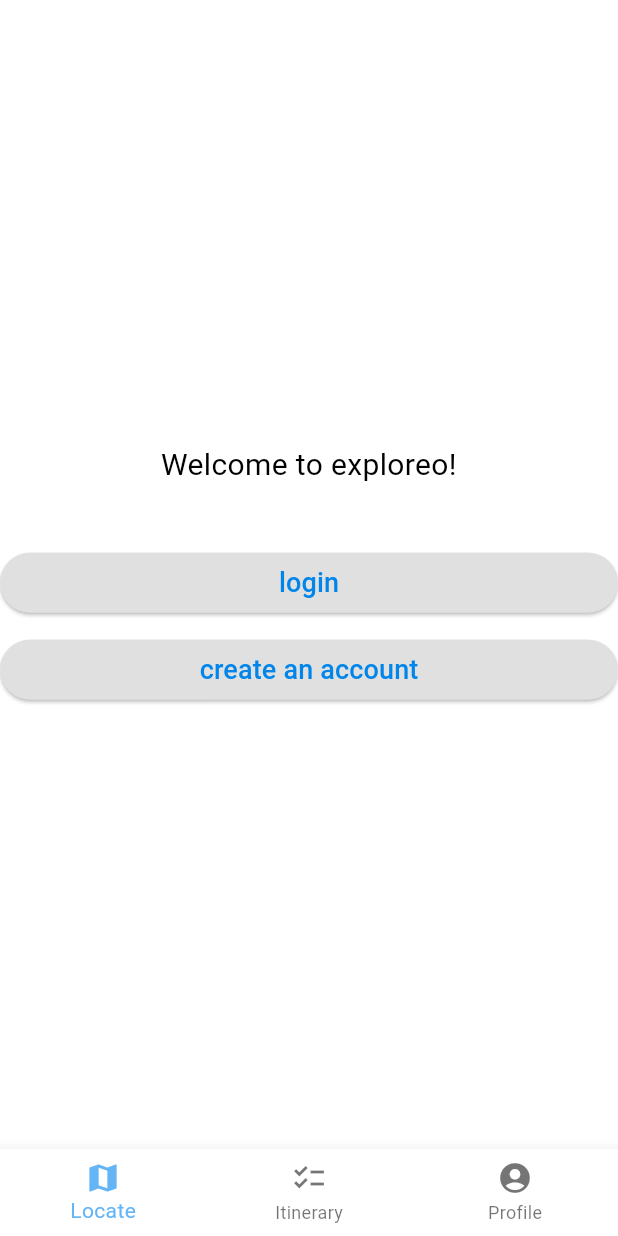
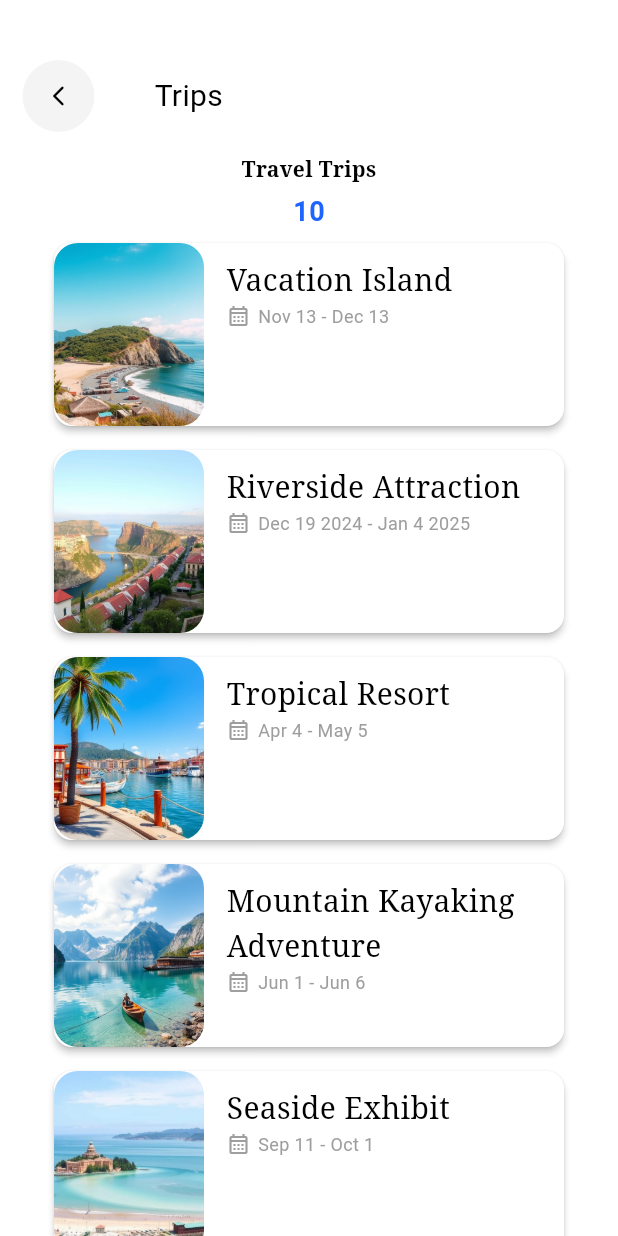
Before and after one commit to johnzhou1210/Exploreo, a Flutter app: the screen it shows after launch, on a phone screen of 412 x 824 dp. Run offline on Flutter 3.47's test engine with Material 3 defaults, Android fonts, the phone set to English and light mode, and no system bars; our stand-ins replace firebase_auth, firebase_core; accounts and stored records are empty.

Commit message:
Initial trips page commit

```diff
--- a/exploreo/lib/main.dart
+++ b/exploreo/lib/main.dart
@@ -1,3 +1,4 @@
+import 'package:exploreo/screens/TripsScreen.dart';
 import 'package:flutter/material.dart';
 import 'package:exploreo/screens/HomeScreen.dart';
 
@@ -12,6 +13,7 @@ class MyApp extends StatelessWidget {
   @override
   Widget build(BuildContext context) {
     return MaterialApp(
+      debugShowCheckedModeBanner: false,
       title: 'Exploreo',
       theme: ThemeData(
         colorScheme: const ColorScheme(
@@ -26,7 +28,8 @@ class MyApp extends StatelessWidget {
             onSurface: Color.fromARGB(255, 0, 0, 0)),
         useMaterial3: true,
       ),
-      home: HomeScreen(),
+      // home: HomeScreen(),
+      home: TripsScreen(),
     );
   }
 }
--- /dev/null
+++ b/exploreo/lib/screens/TripsScreen.dart
@@ -0,0 +1,129 @@
+import 'package:exploreo/screens/HomeScreen.dart';
+import 'package:flutter/cupertino.dart';
+import 'package:flutter/material.dart';
+import 'package:exploreo/widgets/Navbar.dart';
+import 'package:exploreo/screens/LoginScreen.dart';
+
+import '../widgets/TripListTile.dart';
+
+class Trip {
+  // int id;
+  String title;
+  String date;
+  String imagePath;
+
+  Trip({
+    // required this.id,
+    required this.title,
+    required this.date,
+    this.imagePath = "assets/images/placeholder2.jpeg"
+});
+
+}
+
+class TripsScreen extends StatefulWidget {
+  const TripsScreen({super.key});
+  @override
+  State<TripsScreen> createState() => _TripsScreenState();
+}
+
+class _TripsScreenState extends State<TripsScreen> {
+  @override
+  Widget build(BuildContext context) {
+    List<Trip> trips = [
+      Trip(title: "Vacation Island", date: "Nov 13 - Dec 13", imagePath: "assets/images/placeholder.jpeg"),
+      Trip(title: "Riverside Attraction", date: "Dec 19 2024 - Jan 4 2025", imagePath: "assets/images/placeholder2.jpeg"), // if year not same, indicate year?
+      Trip(title: "Tropical Resort", date: "Apr 4 - May 5", imagePath: "assets/images/placeholder3.jpeg"),
+      Trip(title: "Mountain Kayaking Adventure", date: "Jun 1 - Jun 6", imagePath: "assets/images/placeholder4.jpeg"),
+      Trip(title: "Seaside Exhibit", date: "Sep 11 - Oct 1", imagePath: "assets/images/placeholder5.jpeg"),
+      Trip(title: "Summer Pier", date: "Jul 6 - Jul 12", imagePath: "assets/images/placeholder6.jpeg"),
+      Trip(title: "Ancient Building", date: "Mar 2 - Mar 3", imagePath: "assets/images/placeholder7.jpeg"),
+      Trip(title: "Mountain Village", date: "Jun 17 - Jun 22", imagePath: "assets/images/placeholder8.jpeg"),
+      Trip(title: "River Delta Town", date: "Aug 2 2025 - Aug 31 2025", imagePath: "assets/images/placeholder9.jpeg"),
+      Trip(title: "Sandy Cliffs", date: "Oct 2 - Oct 16", imagePath: "assets/images/placeholder10.jpeg"),
+
+    ];
+
+    return Scaffold(
+        body: Center(
+            child: Column(
+          // mainAxisAlignment: MainAxisAlignment.center,
+          crossAxisAlignment: CrossAxisAlignment.stretch,
+
+          children: [
+            SizedBox(height: 40),
+            Row(
+
+              children: [
+                SizedBox(width: 15),
+                Material(
+                  child: Ink(
+                    decoration: const ShapeDecoration(
+                        shape: CircleBorder(),
+                      color: Color.fromARGB(50, 200, 200, 200),
+                    ),
+                    child :IconButton(
+                      onPressed: () {
+                        Navigator.of(context).push(MaterialPageRoute(builder: (context) => const HomeScreen())); // Whatever page it will go back to
+                      },
+                      iconSize: 16,
+                      icon: Icon(Icons.arrow_back_ios_new_rounded),
+
+                    ),
+                  ),
+                ),
+                SizedBox(width: 40),
+                const Text(
+                  'Trips',
+                  textAlign: TextAlign.center,
+                  style: TextStyle(fontSize: 20, fontFamily: 'Roboto'),
+                ),
+              ],
+            ),
+
+            SizedBox(height: 15),
+
+            Container(
+              child: Column(
+                children: [
+                  Text(
+                    "Travel Trips",
+                    style: TextStyle(
+                      fontWeight: FontWeight.bold,
+                      fontSize: 14,
+                      fontFamily: 'Serif'
+                    ),
+                  ),
+                  SizedBox(height: 5),
+                  Text(
+                    trips.length.toString(),
+                    style: TextStyle(
+                      fontWeight: FontWeight.bold,
+                      fontSize: 18,
+                      color: Color.fromARGB(255, 30, 100, 255),
+                    ),
+                  ),
+                ],
+              ),
+            ),
+
+
+            Flexible(
+              child: ListView.builder(
+                scrollDirection: Axis.vertical,
+                itemCount: trips.length,
+                itemBuilder: (context, index) {
+                  return TripListTile(
+                    trip: trips[index]
+
+                  );
+                },
+              ),
+            )
+
+          ],
+        )),
+
+    );
+  }
+}
--- /dev/null
+++ b/exploreo/lib/widgets/TripListTile.dart
@@ -0,0 +1,90 @@
+import 'package:flutter/material.dart';
+
+import '../screens/TripsScreen.dart';
+
+class TripListTile extends StatefulWidget {
+  final Trip trip;
+
+  TripListTile({required this.trip});
+
+  @override
+  _TripListTileState createState() => _TripListTileState();
+
+}
+
+class _TripListTileState extends State<TripListTile> {
+  @override
+  Widget build(BuildContext context) {
+    return Container(
+      height: 130,
+      width: double.infinity,
+      margin: EdgeInsets.symmetric(horizontal: 16, vertical: 4),
+
+      child: Padding(
+        padding: const EdgeInsets.symmetric(horizontal: 16, vertical: 0),
+        child: Card(
+          elevation: 2,
+
+          child: Row(
+            children: [
+              ClipRRect(
+                borderRadius: BorderRadius.circular(16),
+                child: Image.asset(
+                  widget.trip.imagePath,
+                  height:  140,
+                  width: 100,
+                  fit: BoxFit.fitHeight
+                ),
+              ),
+
+              SizedBox(width: 15),
+
+              ConstrainedBox(
+                constraints: BoxConstraints(
+                  minWidth: 100, maxWidth: 200
+                ),
+                child: Column(
+                  crossAxisAlignment: CrossAxisAlignment.start,
+
+                  children: [
+                    SizedBox(height: 10),
+                    Text(
+                      widget.trip.title,
+                      style: const TextStyle(
+                        fontWeight: FontWeight.w500,
+                        fontSize: 20,
+                        fontFamily: 'Serif',
+                        height: 1.5,
+                      ),
+                    ),
+                    Row(
+                      children: [
+                        Icon(
+                          Icons.calendar_month_outlined,
+                          color: Colors.grey,
+                          size: 16,
+                        ),
+                        SizedBox(width: 5),
+                        Text(
+                          widget.trip.date,
+                          style: TextStyle(
+                            fontSize: 12,
+                            color: Colors.grey,
+                          ),
+                        ),
+                      ],
+                    ),
+
+                  ],
+                ),
+              )
+
+            ],
+          ),
+
+
+        ),
+      ),
+    );
+  }
+}
--- a/exploreo/pubspec.yaml
+++ b/exploreo/pubspec.yaml
@@ -69,6 +69,8 @@ flutter:
 
   # For details regarding adding assets from package dependencies, see
   # https://flutter.dev/to/asset-from-package
+  assets:
+    - assets/images/
 
   # To add custom fonts to your application, add a fonts section here,
   # in this "flutter" section. Each entry in this list should have a
```
Also changed, not shown: exploreo/assets/images/placeholder.jpeg (added), exploreo/assets/images/placeholder10.jpeg (added), exploreo/assets/images/placeholder2.jpeg (added), exploreo/assets/images/placeholder3.jpeg (added), exploreo/assets/images/placeholder4.jpeg (added), exploreo/assets/images/placeholder5.jpeg (added), exploreo/assets/images/placeholder6.jpeg (added), exploreo/assets/images/placeholder7.jpeg (added), exploreo/assets/images/placeholder8.jpeg (added), exploreo/assets/images/placeholder9.jpeg (added).
